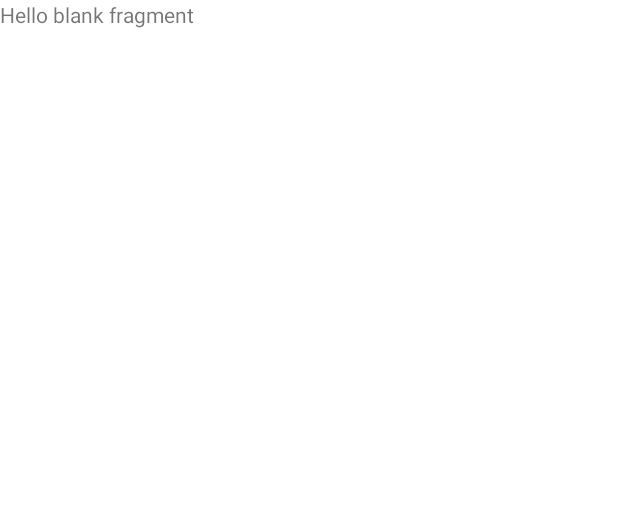
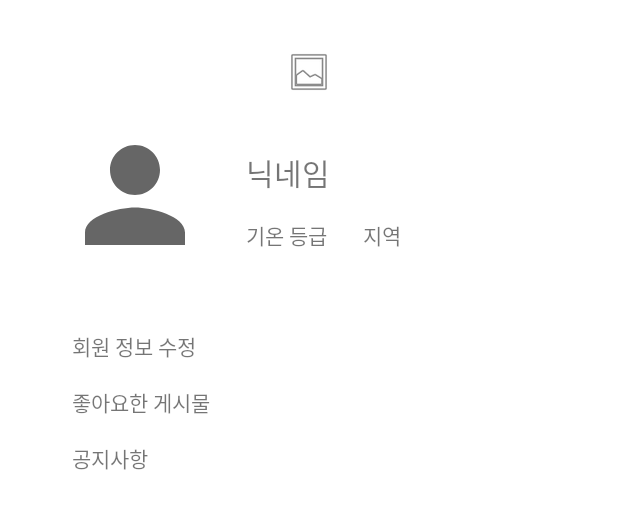
Before and after one commit to cyj2825/OOTW, an Android app: the layout fragment_my_page.xml on its own in the app's theme, with its tools: preview values and no code run, on a phone screen of 412 x 824 dp. Shown: the top 509 px of the screen. Run offline under Robolectric (Android 15) with nearby library versions, the light colour scheme and no system bars.

Commit message:
add fragment_my_page.xml, nav_graph.xml

```diff
--- a/app/build.gradle
+++ b/app/build.gradle
@@ -43,6 +43,8 @@ dependencies {
     implementation 'androidx.constraintlayout:constraintlayout:2.1.3'
     implementation 'com.android.support:design:28.0.0'
     implementation 'androidx.legacy:legacy-support-v4:1.0.0'
+    implementation 'androidx.navigation:navigation-fragment-ktx:2.4.2'
+    implementation 'androidx.navigation:navigation-ui-ktx:2.4.2'
     testImplementation 'junit:junit:4.+'
     androidTestImplementation 'androidx.test.ext:junit:1.1.3'
     androidTestImplementation 'androidx.test.espresso:espresso-core:3.4.0'
--- a/app/src/main/res/layout/activity_search.xml
+++ /dev/null
@@ -1,35 +0,0 @@
-<?xml version="1.0" encoding="utf-8"?>
-<LinearLayout xmlns:android="http://schemas.android.com/apk/res/android"
-    xmlns:app="http://schemas.android.com/apk/res-auto"
-    xmlns:tools="http://schemas.android.com/tools"
-    android:layout_width="match_parent"
-    android:layout_height="match_parent"
-    android:orientation="vertical" >
-
-    <SearchView
-        android:id="@+id/searchView"
-        android:layout_width="match_parent"
-        android:layout_height="wrap_content"
-        android:queryHint="검색어를 입력해주세요."
-        android:iconifiedByDefault="false"
-        android:layout_marginHorizontal="16dp"
-        android:layout_marginTop="30dp"
-        android:layout_marginBottom="16dp"
-        android:queryBackground="@android:color/transparent"/>
-
-    <AutoCompleteTextView
-        android:id="@+id/autoCompleteTextView"
-        android:layout_width="match_parent"
-        android:layout_height="45dp"
-        android:layout_marginBottom="420dp"
-        android:completionHint="검색어를 입력해주세요."
-        android:completionThreshold="1"
-        android:gravity="center_vertical"
-        android:textColorHint="#555555"
-        app:layout_constraintBottom_toBottomOf="parent"
-        app:layout_constraintEnd_toEndOf="parent"
-        app:layout_constraintHorizontal_bias="1.0"
-        app:layout_constraintStart_toStartOf="parent"
-        app:layout_constraintTop_toBottomOf="@+id/titleView"
-        app:layout_constraintVertical_bias="0.343" />
-</LinearLayout>
--- a/app/src/main/res/layout/fragment_my_page.xml
+++ b/app/src/main/res/layout/fragment_my_page.xml
@@ -1,14 +1,96 @@
 <?xml version="1.0" encoding="utf-8"?>
-<FrameLayout xmlns:android="http://schemas.android.com/apk/res/android"
+<androidx.constraintlayout.widget.ConstraintLayout
+    xmlns:android="http://schemas.android.com/apk/res/android"
+    xmlns:app="http://schemas.android.com/apk/res-auto"
     xmlns:tools="http://schemas.android.com/tools"
     android:layout_width="match_parent"
     android:layout_height="match_parent"
+    android:layout_margin="16dp"
     tools:context=".fragment.MyPageFragment">
 
-    <!-- TODO: Update blank fragment layout -->
+    <ImageView
+        android:id="@+id/iv_my_page_logo"
+        android:layout_width="wrap_content"
+        android:layout_height="wrap_content"
+        android:layout_marginTop="16dp"
+        android:contentDescription="logo"
+        app:layout_constraintEnd_toEndOf="parent"
+        app:layout_constraintStart_toStartOf="parent"
+        app:layout_constraintTop_toTopOf="parent"
+        app:srcCompat="@android:drawable/ic_menu_gallery" />
+
+    <ImageView
+        android:id="@+id/iv_my_page_profile"
+        android:layout_width="100dp"
+        android:layout_height="100dp"
+        android:layout_marginStart="24dp"
+        android:layout_marginTop="16dp"
+        app:layout_constraintStart_toStartOf="parent"
+        app:layout_constraintTop_toBottomOf="@+id/iv_my_page_logo"
+        app:srcCompat="@drawable/ic_person" />
+
     <TextView
+        android:id="@+id/tv_my_page_nickname"
+        android:layout_width="wrap_content"
+        android:layout_height="wrap_content"
+        android:layout_marginStart="24dp"
+        android:layout_marginTop="36dp"
+        android:layout_weight="1"
+        android:text="닉네임"
+        android:textSize="20sp"
+        app:layout_constraintStart_toEndOf="@+id/iv_my_page_profile"
+        app:layout_constraintTop_toBottomOf="@+id/iv_my_page_logo" />
+
+    <TextView
+        android:id="@+id/tv_my_page_level"
+        android:layout_width="wrap_content"
+        android:layout_height="wrap_content"
+        android:layout_marginStart="24dp"
+        android:layout_marginTop="16dp"
+        android:text="기온 등급"
+        app:layout_constraintStart_toEndOf="@+id/iv_my_page_profile"
+        app:layout_constraintTop_toBottomOf="@+id/tv_my_page_nickname" />
+
+    <TextView
+        android:id="@+id/tv_my_page_region"
+        android:layout_width="wrap_content"
+        android:layout_height="wrap_content"
+        android:layout_marginStart="24dp"
+        android:layout_marginTop="16dp"
+        android:text="지역"
+        app:layout_constraintStart_toEndOf="@+id/tv_my_page_level"
+        app:layout_constraintTop_toBottomOf="@+id/tv_my_page_nickname" />
+
+    <LinearLayout
         android:layout_width="match_parent"
-        android:layout_height="match_parent"
-        android:text="@string/hello_blank_fragment" />
+        android:layout_height="wrap_content"
+        android:layout_marginStart="24dp"
+        android:layout_marginEnd="24dp"
+        android:layout_marginTop="32dp"
+        android:orientation="vertical"
+        app:layout_constraintStart_toStartOf="parent"
+        app:layout_constraintTop_toBottomOf="@+id/iv_my_page_profile">
 
-</FrameLayout>
+        <TextView
+            android:id="@+id/tv_my_page_update"
+            android:layout_width="match_parent"
+            android:layout_height="wrap_content"
+            android:padding="8dp"
+            android:text="회원 정보 수정" />
+
+        <TextView
+            android:id="@+id/tv_my_page_like"
+            android:layout_width="match_parent"
+            android:layout_height="wrap_content"
+            android:padding="8dp"
+            android:text="좋아요한 게시물" />
+
+        <TextView
+            android:id="@+id/tv_my_page_notice"
+            android:layout_width="match_parent"
+            android:layout_height="wrap_content"
+            android:padding="8dp"
+            android:text="공지사항" />
+    </LinearLayout>
+
+</androidx.constraintlayout.widget.ConstraintLayout>
--- /dev/null
+++ b/app/src/main/res/navigation/nav_graph.xml
@@ -0,0 +1,5 @@
+<?xml version="1.0" encoding="utf-8"?>
+<navigation xmlns:android="http://schemas.android.com/apk/res/android"
+    xmlns:app="http://schemas.android.com/apk/res-auto"
+    xmlns:tools="http://schemas.android.com/tools"
+    android:id="@+id/nav_graph" />
```
